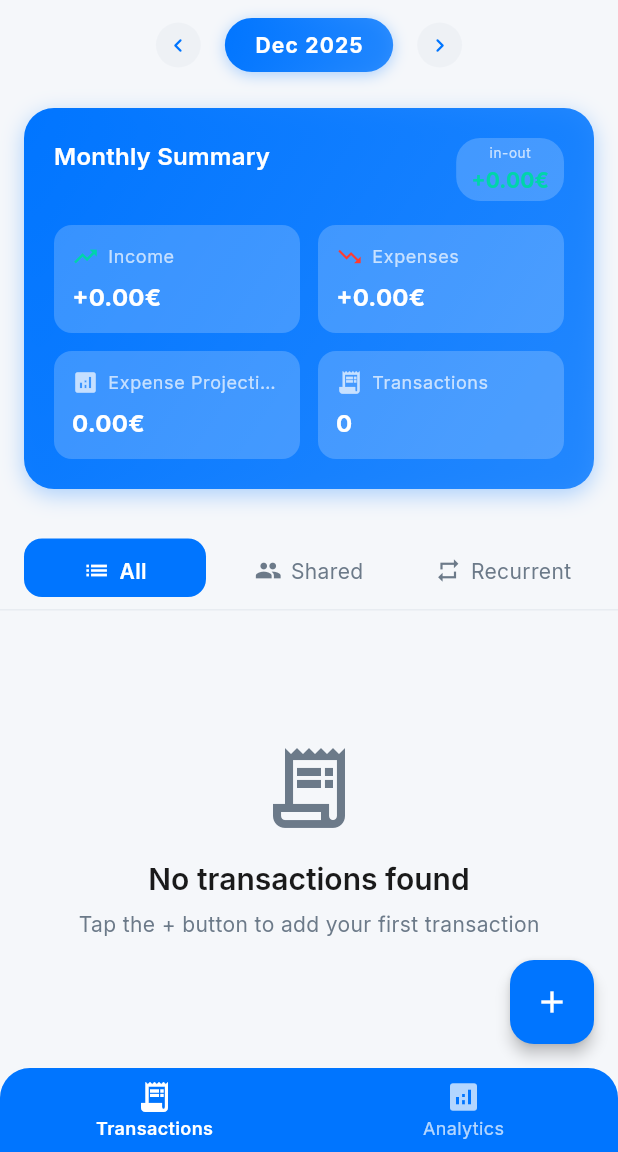
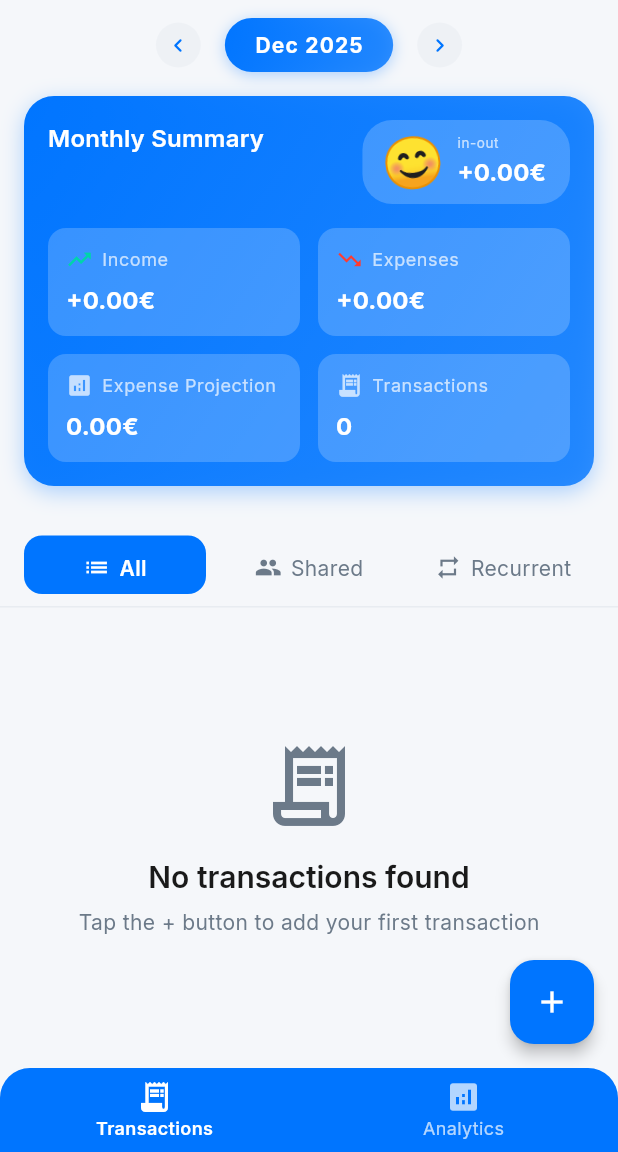
Before and after one commit to ieCecchetti/YesISpend, a Flutter app: the screen it shows after launch, on a phone screen of 412 x 824 dp, the part 84-1236 px from its top. Run offline on Flutter 3.47's test engine with Material 3 defaults, Android fonts, the phone set to English and light mode, and no system bars; our stand-ins replace fl_chart, flutter_colorpicker, flutter_riverpod, google_fonts, smooth_page_indicator, sqflite and 1 more; accounts and stored records are empty.

Commit message:
feat(monthly suymmary): in-out better interface with emoji

```diff
--- a/lib/screens/main_screen.dart
+++ b/lib/screens/main_screen.dart
@@ -13,6 +13,7 @@ import 'package:monthly_count/screens/analytics_screen.dart';
 import 'package:monthly_count/screens/changelog_screen.dart';
 
 import 'package:monthly_count/widgets/transaction_item.dart';
+import 'package:monthly_count/widgets/animations/balance_emoji.dart';
 
 import 'package:monthly_count/providers/montly_transactions_provider.dart';
 import 'package:monthly_count/db/db_handler.dart';
@@ -383,10 +384,7 @@ class _MainViewSampleState extends ConsumerState<MainViewScreen> {
           ),
           // Summary Card (scrollable, can disappear)
           SliverToBoxAdapter(
-            child: Padding(
-              padding: const EdgeInsets.only(top: 4.0),
-              child: _buildSummaryCard(context, ref, allMonthlyTransactions),
-            ),
+            child: _buildSummaryCard(context, ref, allMonthlyTransactions),
           ),
           // Tabs (always visible, pinned with top margin)
           SliverPersistentHeader(
@@ -643,8 +641,8 @@ class _MainViewSampleState extends ConsumerState<MainViewScreen> {
     final expenseProjection = dailyExpense * daysInMonth;
 
     return Container(
-      margin: const EdgeInsets.only(left: 16, right: 16, top: 8),
-      padding: const EdgeInsets.all(20),
+      margin: const EdgeInsets.only(left: 16, right: 16, top: 4, bottom: 0),
+      padding: const EdgeInsets.all(16),
       decoration: BoxDecoration(
         gradient: LinearGradient(
           begin: Alignment.topLeft,
@@ -678,37 +676,7 @@ class _MainViewSampleState extends ConsumerState<MainViewScreen> {
                       fontWeight: FontWeight.w600,
                     ),
               ),
-              Container(
-                padding:
-                    const EdgeInsets.symmetric(horizontal: 10, vertical: 4),
-                decoration: BoxDecoration(
-                  color: Colors.white.withOpacity(0.2),
-                  borderRadius: BorderRadius.circular(16),
-                ),
-                child: Column(
-                  crossAxisAlignment: CrossAxisAlignment.center,
-                  mainAxisSize: MainAxisSize.min,
-                  children: [
-                    Text(
-                      'in-out',
-                      style: Theme.of(context).textTheme.bodySmall?.copyWith(
-                            color: Colors.white70,
-                            fontSize: 9,
-                          ),
-                    ),
-                    const SizedBox(height: 2),
-                    Text(
-                      '${balance >= 0 ? '+' : ''}${balance.toStringAsFixed(2)}€',
-                      style: Theme.of(context).textTheme.titleSmall?.copyWith(
-                            color: balance >= 0
-                                ? Theme.of(context).colorScheme.secondary
-                                : Theme.of(context).colorScheme.error,
-                            fontWeight: FontWeight.bold,
-                          ),
-                    ),
-                  ],
-                ),
-              ),
+              BalanceEmoji(balance: balance),
             ],
           ),
           const SizedBox(height: 16),
--- /dev/null
+++ b/lib/widgets/animations/balance_emoji.dart
@@ -0,0 +1,114 @@
+import 'package:flutter/material.dart';
+
+class BalanceEmoji extends StatefulWidget {
+  const BalanceEmoji({
+    super.key,
+    required this.balance,
+  });
+
+  final double balance;
+
+  @override
+  State<BalanceEmoji> createState() => _BalanceEmojiState();
+}
+
+class _BalanceEmojiState extends State<BalanceEmoji>
+    with SingleTickerProviderStateMixin {
+  late AnimationController _controller;
+  late Animation<double> _scaleAnimation;
+  late Animation<double> _rotationAnimation;
+
+  @override
+  void initState() {
+    super.initState();
+    _controller = AnimationController(
+      duration: const Duration(milliseconds: 2000),
+      vsync: this,
+    )..repeat(reverse: true);
+
+    _scaleAnimation = Tween<double>(
+      begin: 0.95,
+      end: 1.15,
+    ).animate(
+      CurvedAnimation(
+        parent: _controller,
+        curve: Curves.elasticOut,
+      ),
+    );
+
+    _rotationAnimation = Tween<double>(
+      begin: -0.15,
+      end: 0.15,
+    ).animate(
+      CurvedAnimation(
+        parent: _controller,
+        curve: Curves.easeInOutSine,
+      ),
+    );
+  }
+
+  @override
+  void dispose() {
+    _controller.dispose();
+    super.dispose();
+  }
+
+  @override
+  Widget build(BuildContext context) {
+    final isPositive = widget.balance >= 0;
+    final emoji = isPositive ? '😊' : '😢';
+
+    return Container(
+      padding: const EdgeInsets.symmetric(horizontal: 16, vertical: 8),
+      decoration: BoxDecoration(
+        color: Colors.white.withOpacity(0.2),
+        borderRadius: BorderRadius.circular(20),
+      ),
+      child: Row(
+        mainAxisSize: MainAxisSize.min,
+        children: [
+          // Animated emoji
+          AnimatedBuilder(
+            animation: _controller,
+            builder: (context, child) {
+              return Transform.scale(
+                scale: _scaleAnimation.value,
+                child: Transform.rotate(
+                  angle: _rotationAnimation.value,
+                  child: Text(
+                    emoji,
+                    style: const TextStyle(fontSize: 28),
+                  ),
+                ),
+              );
+            },
+          ),
+          const SizedBox(width: 12),
+          // Balance text
+          Column(
+            crossAxisAlignment: CrossAxisAlignment.start,
+            mainAxisSize: MainAxisSize.min,
+            children: [
+              Text(
+                'in-out',
+                style: Theme.of(context).textTheme.bodySmall?.copyWith(
+                      color: Colors.white70,
+                      fontSize: 9,
+                    ),
+              ),
+              const SizedBox(height: 2),
+              Text(
+                '${widget.balance >= 0 ? '+' : ''}${widget.balance.toStringAsFixed(2)}€',
+                style: Theme.of(context).textTheme.titleSmall?.copyWith(
+                      color: Colors.white,
+                      fontWeight: FontWeight.bold,
+                      fontSize: 16,
+                    ),
+              ),
+            ],
+          ),
+        ],
+      ),
+    );
+  }
+}
```
Also changed, not shown: 3 other files.
